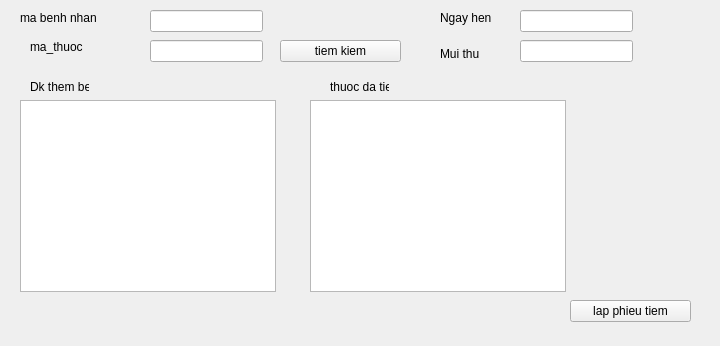
xdien/tcmr, file tracuuphieuhen.ui: the form before one commit.
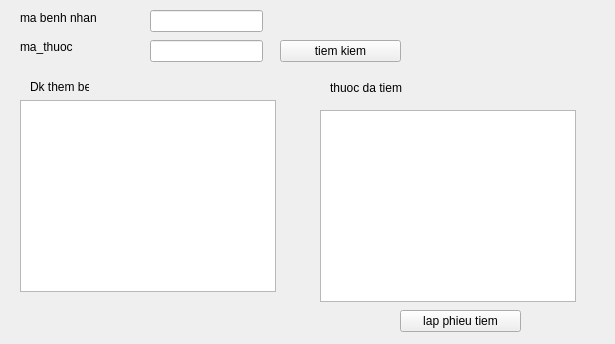
The form after the commit.

What changed in the file:
```diff
--- a/tracuuphieuhen.ui
+++ b/tracuuphieuhen.ui
@@ -6,8 +6,8 @@
    <rect>
     <x>0</x>
     <y>0</y>
-    <width>720</width>
-    <height>346</height>
+    <width>615</width>
+    <height>344</height>
    </rect>
   </property>
   <property name="windowTitle">
@@ -29,8 +29,8 @@
   <widget class="QPushButton" name="pushButton">
    <property name="geometry">
     <rect>
-     <x>570</x>
-     <y>300</y>
+     <x>400</x>
+     <y>310</y>
      <width>121</width>
      <height>22</height>
     </rect>
@@ -75,8 +75,8 @@
   <widget class="QTreeView" name="thuoc">
    <property name="geometry">
     <rect>
-     <x>310</x>
-     <y>100</y>
+     <x>320</x>
+     <y>110</y>
      <width>256</width>
      <height>192</height>
     </rect>
@@ -87,8 +87,8 @@
     <rect>
      <x>330</x>
      <y>80</y>
-     <width>59</width>
-     <height>14</height>
+     <width>111</width>
+     <height>16</height>
     </rect>
    </property>
    <property name="text">
@@ -121,7 +121,7 @@
   <widget class="QLabel" name="label_4">
    <property name="geometry">
     <rect>
-     <x>30</x>
+     <x>20</x>
      <y>40</y>
      <width>59</width>
      <height>14</height>
@@ -134,47 +134,14 @@
   <widget class="QLabel" name="label_5">
    <property name="geometry">
     <rect>
-     <x>440</x>
+     <x>280</x>
      <y>10</y>
-     <width>71</width>
-     <height>16</height>
-    </rect>
-   </property>
-   <property name="text">
-    <string>Ngay hen</string>
-   </property>
-  </widget>
-  <widget class="QLineEdit" name="ngay_hen">
-   <property name="geometry">
-    <rect>
-     <x>520</x>
-     <y>10</y>
-     <width>113</width>
-     <height>22</height>
-    </rect>
-   </property>
-  </widget>
-  <widget class="QLabel" name="label_6">
-   <property name="geometry">
-    <rect>
-     <x>440</x>
-     <y>44</y>
      <width>59</width>
      <height>20</height>
     </rect>
    </property>
    <property name="text">
-    <string>Mui thu</string>
-   </property>
-  </widget>
-  <widget class="QLineEdit" name="mui_thu">
-   <property name="geometry">
-    <rect>
-     <x>520</x>
-     <y>40</y>
-     <width>113</width>
-     <height>22</height>
-    </rect>
+    <string/>
    </property>
   </widget>
  </widget>
```
Left out of the diff: 2 changed lines with no effect on the pictures.
